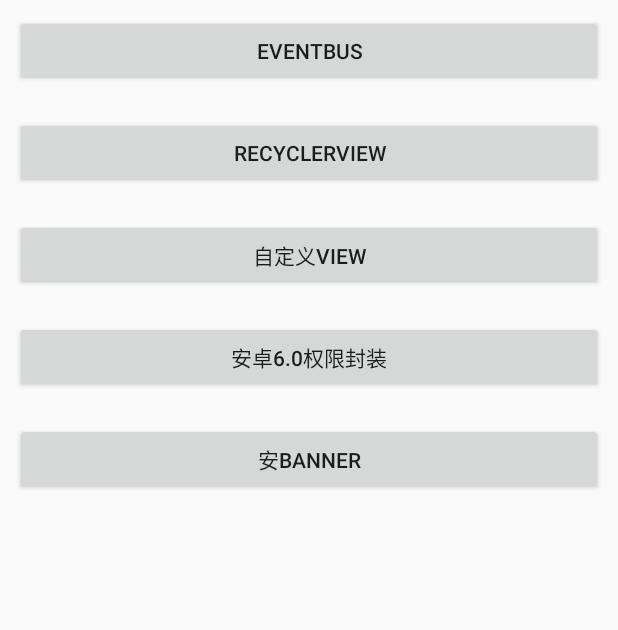
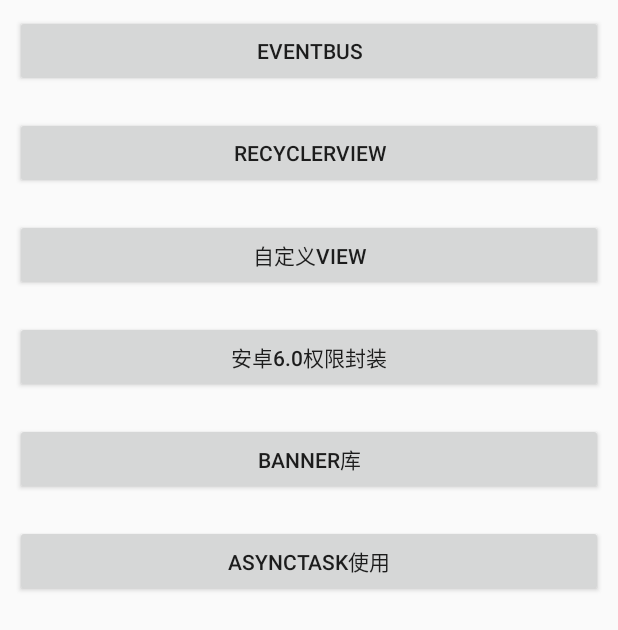
Before and after one commit to WxHlin/ThirdLibraryDemo, an Android app: the screen it shows after launch (MainActivity), on a phone screen of 412 x 824 dp. Shown: the top 630 px of the screen. Run offline under Robolectric (Android 15) with nearby library versions, the phone set to English and light mode, and no system bars; libraries missing offline, so code that uses them is left out: com.facebook.drawee, com.zxy.recovery; 2 statements that could not run were skipped.

```diff
--- a/app/build.gradle
+++ b/app/build.gradle
@@ -32,7 +32,7 @@ dependencies {
     compile 'com.android.support:design:25.3.0'
     compile 'com.facebook.fresco:fresco:1.3.0'
     compile 'com.zxy.android:recovery:0.0.8'
-    testCompile 'junit:junit:4.12'
     compile 'com.github.bumptech.glide:glide:3.7.0'
     compile 'com.squareup.picasso:picasso:2.5.2'
+    testCompile 'junit:junit:4.12'
 }
--- a/app/src/main/java/com/demo/thirdlibrarydemo/MainActivity.java
+++ b/app/src/main/java/com/demo/thirdlibrarydemo/MainActivity.java
@@ -6,6 +6,7 @@ import android.os.Bundle;
 import android.view.View;
 import android.widget.Button;
 
+import com.demo.thirdlibrarydemo.asynctask.AsyncTaskActivity;
 import com.demo.thirdlibrarydemo.banner.BannerActivity;
 import com.demo.thirdlibrarydemo.customview.CustomViewActivity;
 import com.demo.thirdlibrarydemo.eventbus.EventBusActivity;
@@ -14,26 +15,30 @@ import com.demo.thirdlibrarydemo.recycleview.RecyclerViewActivity;
 
 public class MainActivity extends Activity implements View.OnClickListener{
 
-
-    private Button event_bus ,recyclerView,cus,premission,banner;
+    private Button event_bus ,recyclerView,cus,premission,banner,async_task;
 
     @Override
     protected void onCreate(Bundle savedInstanceState) {
         super.onCreate(savedInstanceState);
         setContentView(R.layout.activity_main);
 
+        initView();
+    }
 
+    private void initView() {
         event_bus= (Button) findViewById(R.id.event_bus);
         recyclerView= (Button) findViewById(R.id.recyclerView);
         cus= (Button) findViewById(R.id.cus);
         premission= (Button) findViewById(R.id.premission);
         banner= (Button) findViewById(R.id.banner);
+        async_task= (Button) findViewById(R.id.async_task);
 
         event_bus.setOnClickListener(this);
         recyclerView.setOnClickListener(this);
         cus.setOnClickListener(this);
         premission.setOnClickListener(this);
         banner.setOnClickListener(this);
+        async_task.setOnClickListener(this);
     }
 
     @Override
@@ -54,6 +59,9 @@ public class MainActivity extends Activity implements View.OnClickListener{
             case R.id.banner:
                 startActivity(new Intent(MainActivity.this, BannerActivity.class));
                 break;
+            case R.id.async_task:
+                startActivity(new Intent(MainActivity.this, AsyncTaskActivity.class));
+                break;
         }
     }
 }
--- a/app/src/main/res/layout/activity_main.xml
+++ b/app/src/main/res/layout/activity_main.xml
@@ -40,6 +40,13 @@
         android:layout_width="match_parent"
         android:layout_height="wrap_content"
         android:layout_margin="10dp"
-        android:text="安banner"/>
+        android:text="banner库"/>
+
+    <Button
+        android:id="@+id/async_task"
+        android:layout_width="match_parent"
+        android:layout_height="wrap_content"
+        android:layout_margin="10dp"
+        android:text="AsyncTask使用"/>
 
 </LinearLayout>
```
Also changed, not shown: app/src/main/AndroidManifest.xml (+8 -7 lines), app/src/main/java/com/demo/thirdlibrarydemo/asynctask/AsyncTaskActivity.java (added, +116 -0 lines), app/src/main/res/layout/activity_async_task.xml (added, +24 -0 lines).
